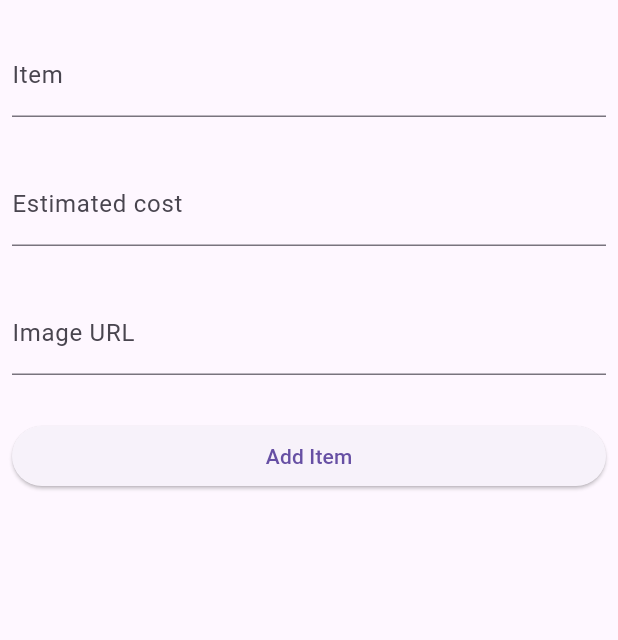
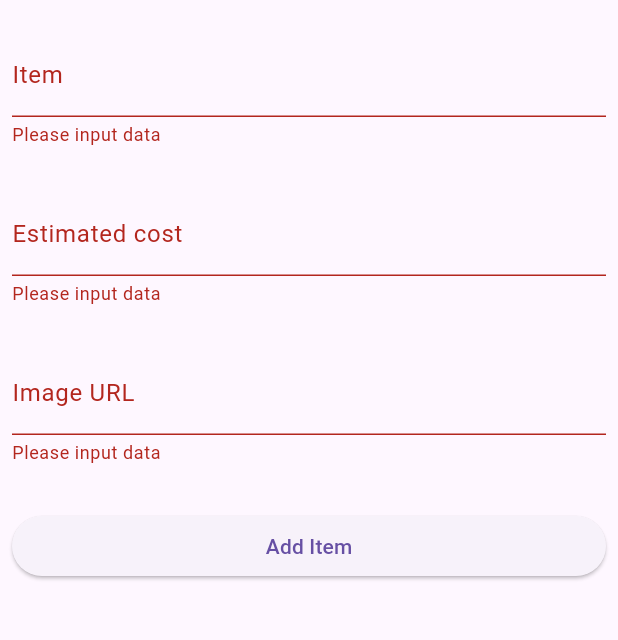
Before and after one commit to Clmokaya/bucket_list, a Flutter app: the addBucketListScreen screen opened directly with empty values, after a tap on "Add Item", on a phone screen of 412 x 824 dp, the part 63-703 px from its top. Run offline on Flutter 3.47's test engine with Material 3 defaults, Android fonts, the phone set to English and light mode, and no system bars; our stand-ins replace dio; network calls fail.

```diff
--- a/lib/addBucketList.dart
+++ /dev/null
@@ -1,75 +0,0 @@
-import 'package:dio/dio.dart';
-import 'package:flutter/material.dart';
-
-class addBucketListScreen extends StatefulWidget {
-  int newIndex;
-  addBucketListScreen({super.key, required this.newIndex});
-
-  @override
-  State<addBucketListScreen> createState() => _addBucketListScreenState();
-}
-
-class _addBucketListScreenState extends State<addBucketListScreen> {
-  TextEditingController itemText = TextEditingController();
-  TextEditingController cost = TextEditingController();
-  TextEditingController imageURLText = TextEditingController();
-
-  Future<void> addData() async {
-    try {
-      Map<String, dynamic> data = {
-        "item": itemText.text,
-        "cost": cost.text,
-        "image": imageURLText.text,
-        "completed": false
-      };
-
-      Response response = await Dio().patch(
-          "https://flutter002-1d47e-default-rtdb.firebaseio.com/bucketlist/${widget.newIndex}.json",
-          data: data);
-      Navigator.pop(context, "refresh");
-    } catch (e) {
-      print("error");
-    }
-  }
-
-  @override
-  Widget build(BuildContext context) {
-    return Scaffold(
-        appBar: AppBar(
-          title: Text('Add Bucket List'),
-        ),
-        body: Padding(
-          padding: const EdgeInsets.all(8.0),
-          child: Column(
-            children: [
-              TextField(
-                controller: itemText,
-                decoration: InputDecoration(label: Text('Item')),
-              ),
-              SizedBox(
-                height: 30,
-              ),
-              TextField(
-                controller: cost,
-                decoration: InputDecoration(label: Text('Estimated cost')),
-              ),
-              SizedBox(
-                height: 30,
-              ),
-              TextField(
-                controller: imageURLText,
-                decoration: InputDecoration(label: Text('Image URL')),
-              ),
-              SizedBox(height: 30),
-              Row(
-                children: [
-                  Expanded(
-                      child: ElevatedButton(
-                          onPressed: addData, child: Text('Add Item'))),
-                ],
-              )
-            ],
-          ),
-        ));
-  }
-}
--- a/lib/main.dart
+++ b/lib/main.dart
@@ -1,5 +1,5 @@
-import 'package:bucket_list/addBucketList.dart';
-import 'package:bucket_list/mainScreen.dart';
+import 'package:bucket_list/screens/add_screen.dart';
+import 'package:bucket_list/screens/main_screen.dart';
 import 'package:flutter/material.dart';
 
 void main() {
--- /dev/null
+++ b/lib/screens/add_screen.dart
@@ -0,0 +1,103 @@
+import 'package:dio/dio.dart';
+import 'package:flutter/material.dart';
+
+class addBucketListScreen extends StatefulWidget {
+  int newIndex;
+  addBucketListScreen({super.key, required this.newIndex});
+
+  @override
+  State<addBucketListScreen> createState() => _addBucketListScreenState();
+}
+
+class _addBucketListScreenState extends State<addBucketListScreen> {
+  TextEditingController itemText = TextEditingController();
+  TextEditingController cost = TextEditingController();
+  TextEditingController imageURLText = TextEditingController();
+
+  Future<void> addData() async {
+    try {
+      Map<String, dynamic> data = {
+        "item": itemText.text,
+        "cost": cost.text,
+        "image": imageURLText.text,
+        "completed": false
+      };
+
+      Response response = await Dio().patch(
+          "https://flutter002-1d47e-default-rtdb.firebaseio.com/bucketlist/${widget.newIndex}.json",
+          data: data);
+      Navigator.pop(context, "refresh");
+    } catch (e) {
+      print("error");
+    }
+  }
+
+  @override
+  Widget build(BuildContext context) {
+    var addForm = GlobalKey<FormState>();
+
+    return Scaffold(
+        appBar: AppBar(
+          title: Text('Add Bucket List'),
+        ),
+        body: Padding(
+          padding: const EdgeInsets.all(8.0),
+          child: Form(
+            key: addForm,
+            child: Column(
+              children: [
+                TextFormField(
+                  autovalidateMode: AutovalidateMode.onUserInteraction,
+                  validator: (value) {
+                    if (value == null || value.isEmpty) {
+                      return "Please input data";
+                    }
+                  },
+                  controller: itemText,
+                  decoration: InputDecoration(label: Text('Item')),
+                ),
+                SizedBox(
+                  height: 30,
+                ),
+                TextFormField(
+                  autovalidateMode: AutovalidateMode.onUserInteraction,
+                  validator: (value) {
+                    if (value == null || value.isEmpty) {
+                      return "Please input data";
+                    }
+                  },
+                  controller: cost,
+                  decoration: InputDecoration(label: Text('Estimated cost')),
+                ),
+                SizedBox(
+                  height: 30,
+                ),
+                TextFormField(
+                  autovalidateMode: AutovalidateMode.onUserInteraction,
+                  validator: (value) {
+                    if (value == null || value.isEmpty) {
+                      return "Please input data";
+                    }
+                  },
+                  controller: imageURLText,
+                  decoration: InputDecoration(label: Text('Image URL')),
+                ),
+                SizedBox(height: 30),
+                Row(
+                  children: [
+                    Expanded(
+                        child: ElevatedButton(
+                            onPressed: () {
+                              if (addForm.currentState!.validate()) {
+                                addData();
+                              }
+                            },
+                            child: Text('Add Item'))),
+                  ],
+                )
+              ],
+            ),
+          ),
+        ));
+  }
+}
--- a/lib/mainScreen.dart
+++ b/lib/screens/main_screen.dart
@@ -1,5 +1,5 @@
-import 'package:bucket_list/addBucketList.dart';
-import 'package:bucket_list/viewItem.dart';
+import 'package:bucket_list/screens/add_screen.dart';
+import 'package:bucket_list/screens/view_screen.dart';
 import 'package:flutter/material.dart';
 import 'package:dio/dio.dart';
 import 'package:flutter/src/widgets/placeholder.dart';
--- a/lib/viewItem.dart
+++ b/lib/screens/view_screen.dart
@@ -77,7 +77,6 @@ class _viewItemScreenState extends State<viewItemScreen> {
       ),
       body: Column(
         children: [
-          Text(widget.index.toString()),
           Container(
             height: 300,
             width: double.infinity,
```
